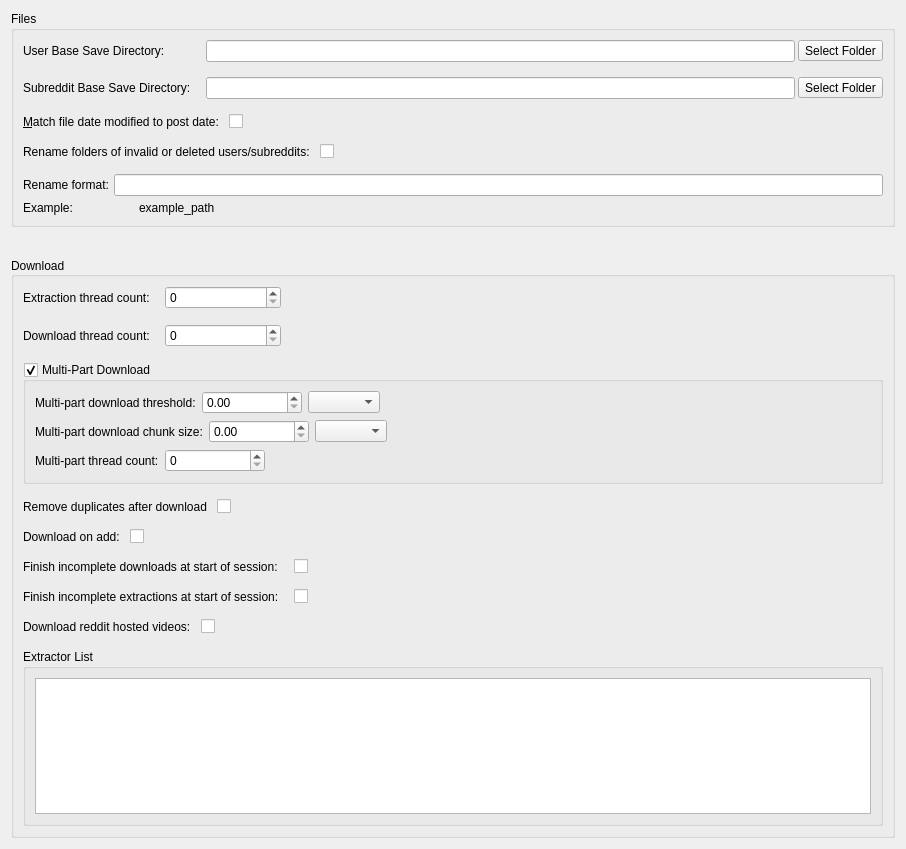
Qt form Resources/ui_files/settings/core_settings_widget.ui (MalloyDelacroix/DownloaderForReddit) before a commit.
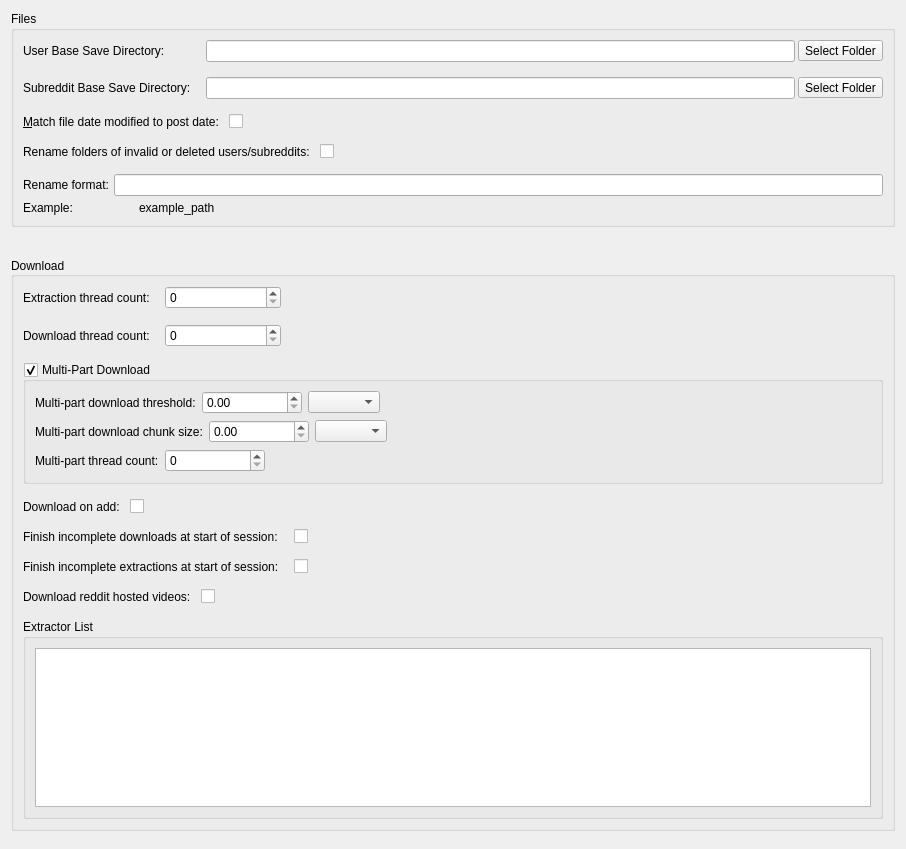
The same form after that commit.

Commit message: Remove duplicate controls from core settings widget

Patch:
```diff
--- a/Resources/ui_files/settings/core_settings_widget.ui
+++ b/Resources/ui_files/settings/core_settings_widget.ui
@@ -407,42 +407,6 @@
         </layout>
        </widget>
       </item>
-      <item>
-       <layout class="QHBoxLayout" name="duplicate_controls_layout">
-        <property name="spacing">
-         <number>10</number>
-        </property>
-        <item>
-         <widget class="QLabel" name="remove_duplicates_label">
-          <property name="toolTip">
-           <string>&lt;html&gt;&lt;head/&gt;&lt;body&gt;&lt;p&gt;&lt;span style=&quot; font-size:9pt;&quot;&gt;When checked, duplicate files will be deleted after they are downloaded.&lt;/span&gt;&lt;/p&gt;&lt;/body&gt;&lt;/html&gt;</string>
-          </property>
-          <property name="text">
-           <string>Remove duplicates after download</string>
-          </property>
-          <property name="buddy">
-           <cstring>remove_duplicates_checkbox</cstring>
-          </property>
-         </widget>
-        </item>
-        <item>
-         <widget class="QCheckBox" name="remove_duplicates_checkbox">
-          <property name="sizePolicy">
-           <sizepolicy hsizetype="Expanding" vsizetype="Fixed">
-            <horstretch>0</horstretch>
-            <verstretch>0</verstretch>
-           </sizepolicy>
-          </property>
-          <property name="toolTip">
-           <string>&lt;html&gt;&lt;head/&gt;&lt;body&gt;&lt;p&gt;&lt;span style=&quot; font-size:9pt;&quot;&gt;When checked, duplicate files will be deleted after they are downloaded.&lt;/span&gt;&lt;/p&gt;&lt;/body&gt;&lt;/html&gt;</string>
-          </property>
-          <property name="text">
-           <string/>
-          </property>
-         </widget>
-        </item>
-       </layout>
-      </item>
       <item>
        <layout class="QHBoxLayout" name="horizontalLayout_5">
         <property name="spacing">
```
The commit also changes 2 other files.
